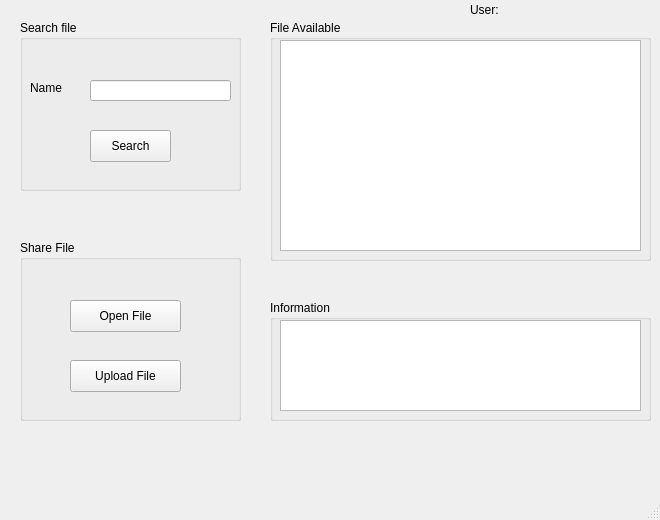
thanhnt3105/network-programming-share-file, file P2PShareFile/scence/mainwindow.ui: the form before one commit.
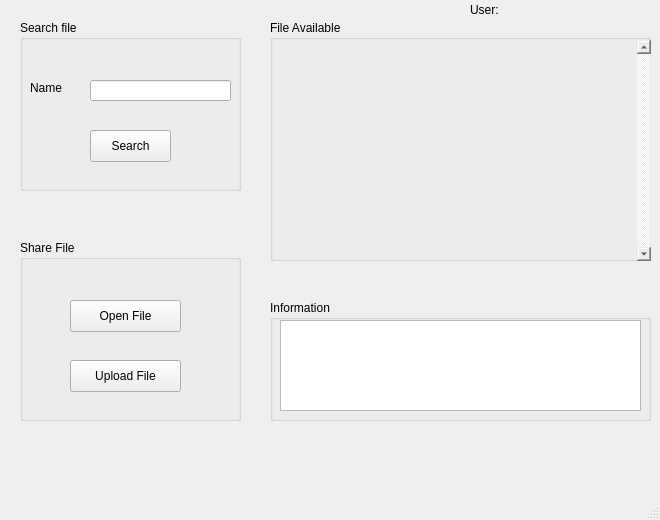
The form after the commit.

Patch:
```diff
--- a/P2PShareFile/scence/mainwindow.ui
+++ b/P2PShareFile/scence/mainwindow.ui
@@ -75,15 +75,72 @@
     <property name="title">
      <string>File Available</string>
     </property>
-    <widget class="QTextBrowser" name="textBrowser">
+    <widget class="QScrollArea" name="scrollArea_5">
      <property name="geometry">
       <rect>
-       <x>10</x>
+       <x>0</x>
        <y>20</y>
-       <width>361</width>
-       <height>211</height>
+       <width>381</width>
+       <height>221</height>
       </rect>
      </property>
+     <property name="maximumSize">
+      <size>
+       <width>800</width>
+       <height>640</height>
+      </size>
+     </property>
+     <property name="styleSheet">
+      <string notr="true">background: transparent;</string>
+     </property>
+     <property name="frameShape">
+      <enum>QFrame::NoFrame</enum>
+     </property>
+     <property name="verticalScrollBarPolicy">
+      <enum>Qt::ScrollBarAlwaysOn</enum>
+     </property>
+     <property name="horizontalScrollBarPolicy">
+      <enum>Qt::ScrollBarAlwaysOff</enum>
+     </property>
+     <property name="widgetResizable">
+      <bool>true</bool>
+     </property>
+     <widget class="QWidget" name="scrollAreaWidgetContents_14">
+      <property name="geometry">
+       <rect>
+        <x>0</x>
+        <y>0</y>
+        <width>364</width>
+        <height>221</height>
+       </rect>
+      </property>
+      <property name="minimumSize">
+       <size>
+        <width>0</width>
+        <height>0</height>
+       </size>
+      </property>
+      <property name="styleSheet">
+       <string notr="true"/>
+      </property>
+      <layout class="QVBoxLayout" name="verticalLayout_8">
+       <property name="leftMargin">
+        <number>0</number>
+       </property>
+       <property name="topMargin">
+        <number>0</number>
+       </property>
+       <property name="rightMargin">
+        <number>0</number>
+       </property>
+       <property name="bottomMargin">
+        <number>0</number>
+       </property>
+       <item>
+        <layout class="QVBoxLayout" name="fileResultLayout"/>
+       </item>
+      </layout>
+     </widget>
     </widget>
    </widget>
    <widget class="QGroupBox" name="groupBox_4">
```
